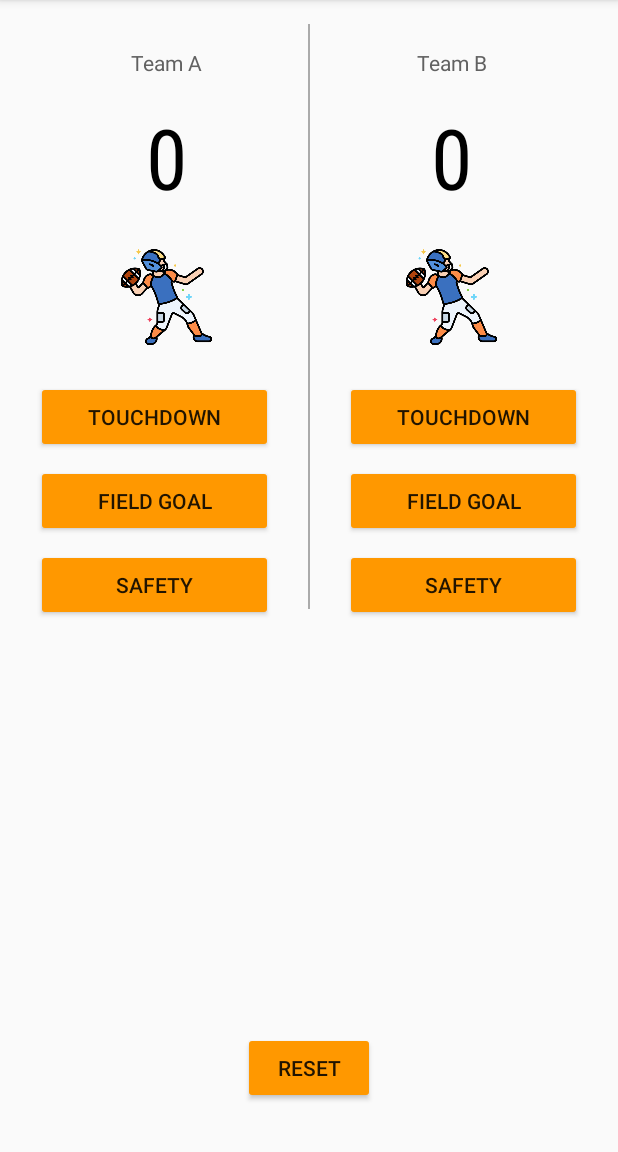
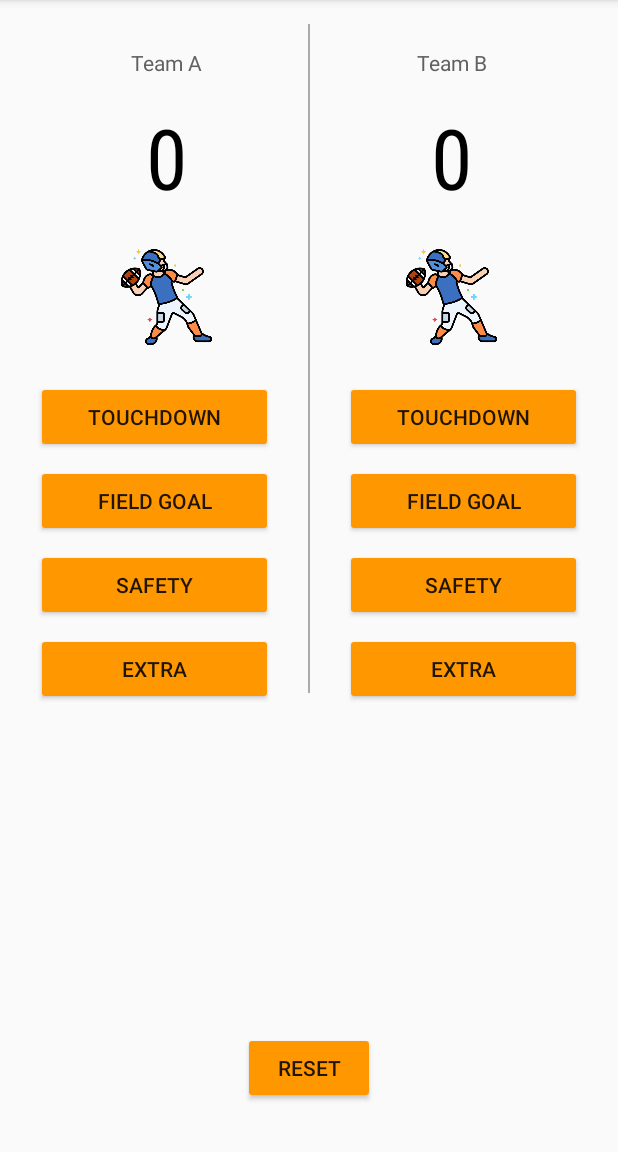
Before and after one commit to raviranjan3570/Football-Counter, an Android app: the screen it shows after launch (MainActivity), on a phone screen of 412 x 824 dp, the part 84-1236 px from its top. Run offline under Robolectric (Android 15) with nearby library versions, the light colour scheme and no system bars.

Commit message:
added extra point button and functionality

```diff
--- a/app/src/main/java/com/android/football/MainActivity.java
+++ b/app/src/main/java/com/android/football/MainActivity.java
@@ -37,6 +37,12 @@ public class MainActivity extends AppCompatActivity {
         displayForTeamA(scoreTeamA);
     }
 
+    public void onePoint(View view){
+
+        scoreTeamA = scoreTeamA + 1;
+        displayForTeamA(scoreTeamA);
+    }
+
     /**
      * Methods for Team B.
      */
@@ -53,6 +59,12 @@ public class MainActivity extends AppCompatActivity {
 
     public void twoPoint_B(View view) {
         scoreTeamB = scoreTeamB + 2;
+        displayForTeamB(scoreTeamB);
+    }
+
+    public void onePoint_B(View view){
+
+        scoreTeamB = scoreTeamB + 1;
         displayForTeamB(scoreTeamB);
     }
 
--- a/app/src/main/res/layout/activity_main.xml
+++ b/app/src/main/res/layout/activity_main.xml
@@ -50,7 +50,8 @@
             android:layout_width="match_parent"
             android:layout_height="64dp"
             android:src="@drawable/national"
-            android:layout_marginTop="24dp" />
+            android:layout_marginTop="24dp"
+            android:contentDescription="@string/image_description" />
 
         <Button
             android:id="@+id/touchdown_button"
@@ -90,6 +91,19 @@
             app:layout_constraintEnd_toEndOf="parent"
             app:layout_constraintStart_toStartOf="parent"
             app:layout_constraintTop_toTopOf="@+id/field_goal_button" />
+
+        <Button
+            android:id="@+id/extra_point_button"
+            android:layout_width="match_parent"
+            android:layout_height="wrap_content"
+            android:layout_marginStart="8dp"
+            android:layout_marginTop="8dp"
+            android:layout_marginEnd="24dp"
+            android:onClick="onePoint"
+            android:text="@string/extra"
+            app:layout_constraintEnd_toEndOf="parent"
+            app:layout_constraintStart_toStartOf="parent"
+            app:layout_constraintTop_toTopOf="@+id/safety_button" />
 
     </LinearLayout>
 
@@ -136,7 +150,8 @@
             android:layout_width="match_parent"
             android:layout_height="64dp"
             android:src="@drawable/national"
-            android:layout_marginTop="24dp" />
+            android:layout_marginTop="24dp"
+            android:contentDescription="@string/image_description" />
 
         <Button
             android:id="@+id/touchdown_button_b"
@@ -178,6 +193,19 @@
             app:layout_constraintStart_toStartOf="parent"
             app:layout_constraintTop_toTopOf="@+id/field_goal_button_b" />
 
+        <Button
+            android:id="@+id/extra_point_button_b"
+            android:layout_width="match_parent"
+            android:layout_height="wrap_content"
+            android:layout_marginStart="24dp"
+            android:layout_marginTop="8dp"
+            android:layout_marginEnd="8dp"
+            android:onClick="onePoint_B"
+            android:text="@string/extra"
+            app:layout_constraintEnd_toEndOf="parent"
+            app:layout_constraintStart_toStartOf="parent"
+            app:layout_constraintTop_toTopOf="@+id/safety_button_b" />
+
     </LinearLayout>
 
     <Button
--- a/app/src/main/res/values/strings.xml
+++ b/app/src/main/res/values/strings.xml
@@ -7,4 +7,6 @@
     <string name="safety">Safety</string>
     <string name="team_b_text">Team B</string>
     <string name="reset">Reset</string>
+    <string name="extra">Extra</string>
+    <string name="image_description">image of football player</string>
 </resources>
```
